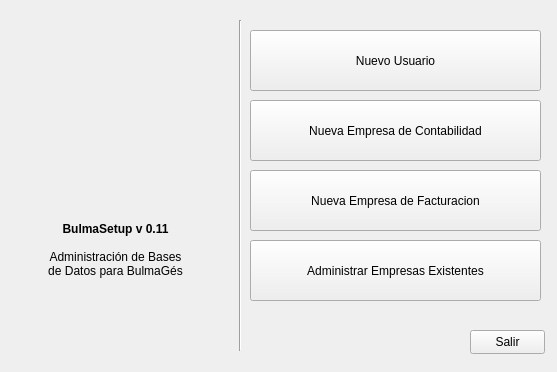
Before: the Qt Designer form bulmages/bulmasetup/bulmasetup.ui in eboladev/Bulmages-1, drawn with Qt 5.
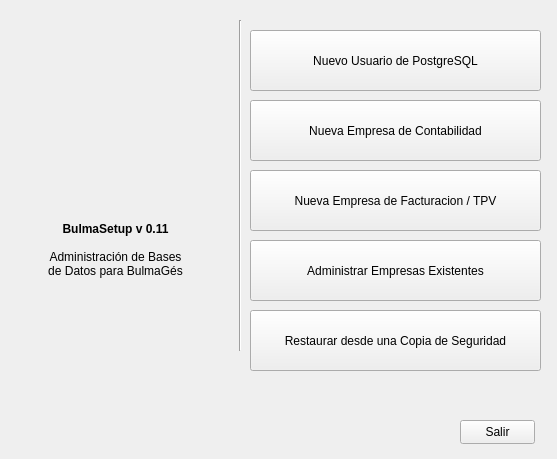
After: the same form once the commit is applied. Icons and pictures are not drawn.

Commit message: Estiron final para bulmasetup que ya esta practicamente completo. He mejorado el sistema de manejo de plugins y he incorporado la funcionalidad de restaurar un backup.

What changed in the file:
```diff
--- a/bulmages/bulmasetup/bulmasetup.ui
+++ b/bulmages/bulmasetup/bulmasetup.ui
@@ -6,13 +6,11 @@
     <x>0</x>
     <y>0</y>
     <width>557</width>
-    <height>372</height>
+    <height>459</height>
    </rect>
   </property>
   <property name="sizePolicy" >
-   <sizepolicy>
-    <hsizetype>0</hsizetype>
-    <vsizetype>0</vsizetype>
+   <sizepolicy vsizetype="Fixed" hsizetype="Fixed" >
     <horstretch>0</horstretch>
     <verstretch>0</verstretch>
    </sizepolicy>
@@ -53,7 +51,7 @@
      <enum>Qt::LeftToRight</enum>
     </property>
     <property name="text" >
-     <string>Nuevo Usuario</string>
+     <string>Nuevo Usuario de PostgreSQL</string>
     </property>
     <property name="icon" >
      <iconset>../images/png/i_usuario.xpm</iconset>
@@ -109,7 +107,7 @@
      <enum>Qt::LeftToRight</enum>
     </property>
     <property name="text" >
-     <string>Nueva Empresa de Facturacion</string>
+     <string>Nueva Empresa de Facturacion / TPV</string>
     </property>
     <property name="icon" >
      <iconset>../images/png/bulmafact.png</iconset>
@@ -146,8 +144,8 @@
    <widget class="QPushButton" name="mui_salir" >
     <property name="geometry" >
      <rect>
-      <x>470</x>
-      <y>330</y>
+      <x>460</x>
+      <y>420</y>
       <width>75</width>
       <height>24</height>
      </rect>
@@ -197,6 +195,34 @@
      </size>
     </property>
    </widget>
+   <widget class="QPushButton" name="mui_restbackup" >
+    <property name="geometry" >
+     <rect>
+      <x>250</x>
+      <y>310</y>
+      <width>291</width>
+      <height>61</height>
+     </rect>
+    </property>
+    <property name="focusPolicy" >
+     <enum>Qt::NoFocus</enum>
+    </property>
+    <property name="layoutDirection" >
+     <enum>Qt::LeftToRight</enum>
+    </property>
+    <property name="text" >
+     <string>Restaurar desde una Copia de Seguridad</string>
+    </property>
+    <property name="icon" >
+     <iconset>../images/png/i_cargaEmpresa.xpm</iconset>
+    </property>
+    <property name="iconSize" >
+     <size>
+      <width>48</width>
+      <height>48</height>
+     </size>
+    </property>
+   </widget>
   </widget>
  </widget>
  <resources/>
```
Left out of the diff: 15 changed lines with no effect on the pictures. The commit also changes 18 other files.
